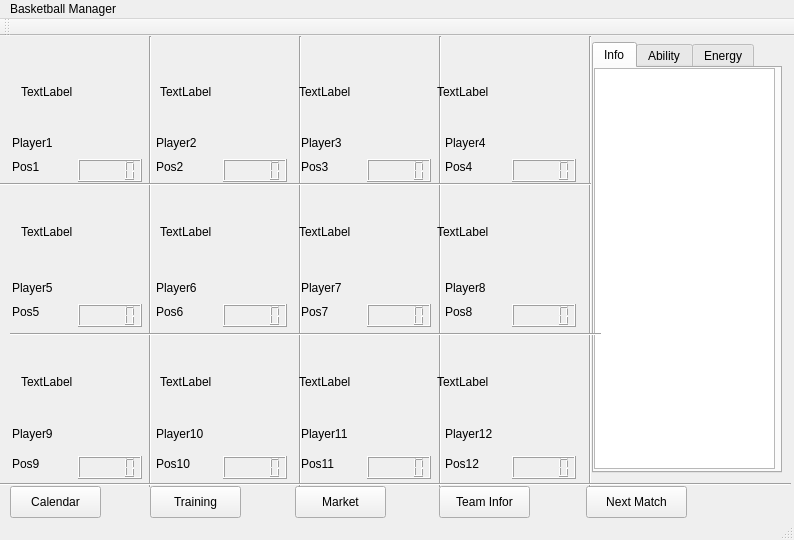
Qt form BTM_Qt/mainwindow.ui (skandermoalla/CSE201-Top5) before a commit.
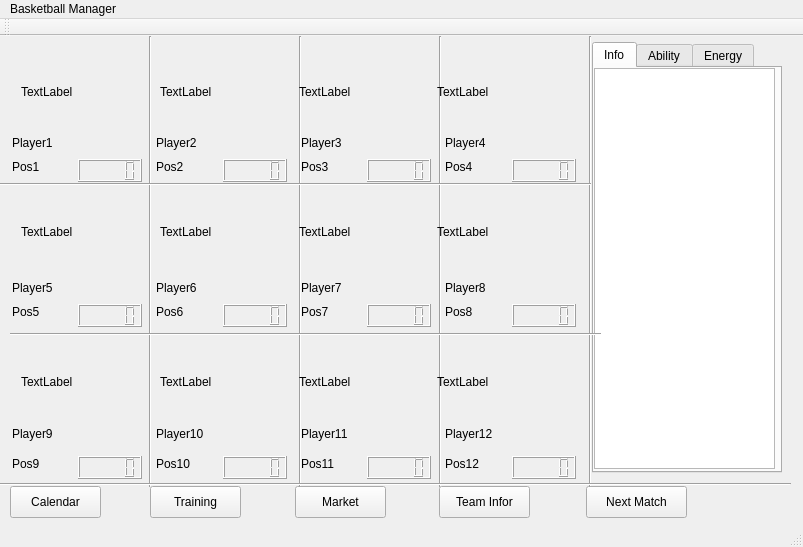
The same form after that commit.

Commit message:
mainmenu function added
we warn the user that we may lose our save if we continue to the new game

Patch:
```diff
--- a/BTM_Qt/mainwindow.ui
+++ b/BTM_Qt/mainwindow.ui
@@ -6,8 +6,8 @@
    <rect>
     <x>0</x>
     <y>0</y>
-    <width>794</width>
-    <height>540</height>
+    <width>803</width>
+    <height>547</height>
    </rect>
   </property>
   <property name="windowTitle">
@@ -672,7 +672,7 @@
      <enum>Qt::Horizontal</enum>
     </property>
    </widget>
-   <widget class="QWidget" name="">
+   <widget class="QWidget" name="layoutWidget">
     <property name="geometry">
      <rect>
       <x>10</x>
@@ -712,7 +712,7 @@
      </item>
     </layout>
    </widget>
-   <widget class="QWidget" name="">
+   <widget class="QWidget" name="layoutWidget">
     <property name="geometry">
      <rect>
       <x>10</x>
@@ -752,7 +752,7 @@
      </item>
     </layout>
    </widget>
-   <widget class="QWidget" name="">
+   <widget class="QWidget" name="layoutWidget">
     <property name="geometry">
      <rect>
       <x>10</x>
@@ -798,7 +798,7 @@
     <rect>
      <x>0</x>
      <y>0</y>
-     <width>794</width>
+     <width>803</width>
      <height>22</height>
     </rect>
    </property>
```
The commit also changes 1 other file.
